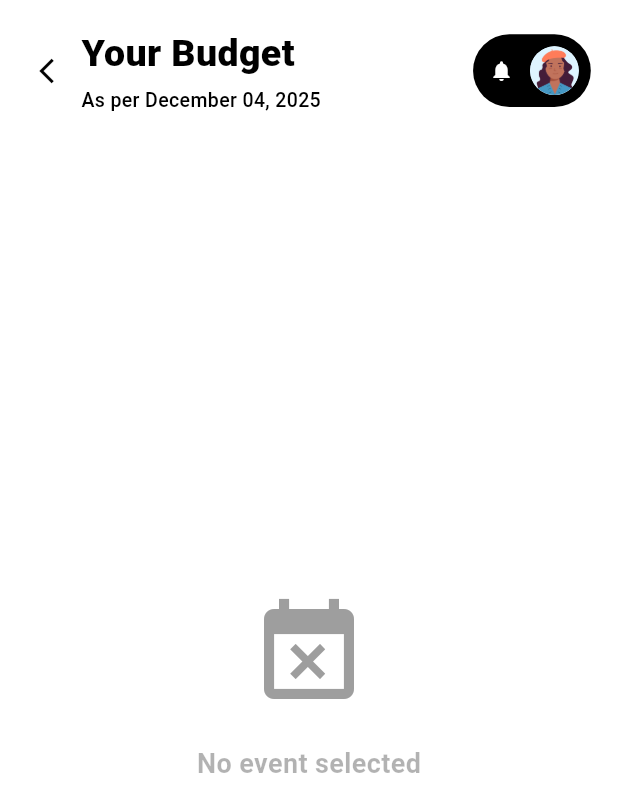
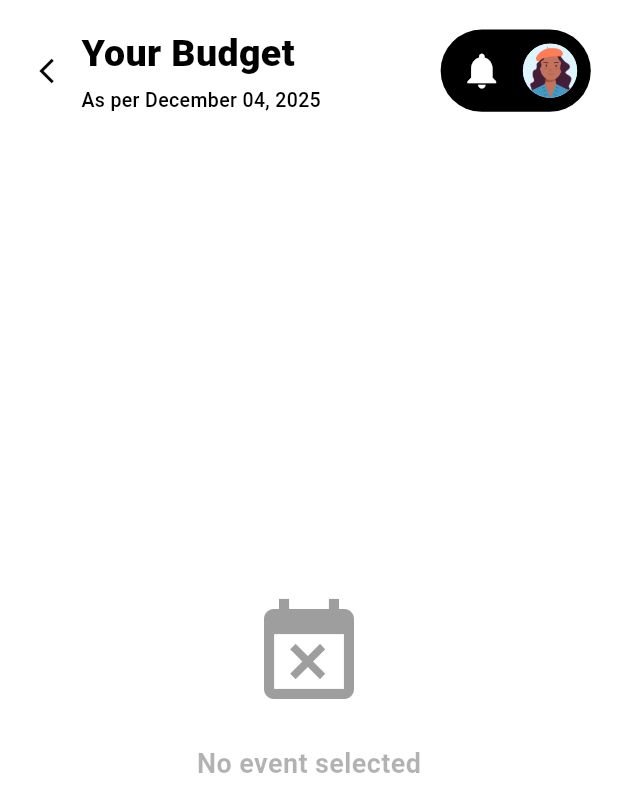
Before and after one commit to dipwaaaa/Orient, a Flutter app: the BudgetScreen screen opened directly, on a phone screen of 412 x 824 dp. Shown: the top 812 px of the screen. Run offline on Flutter 3.47's test engine with Material 3 defaults, Android fonts, the light colour scheme and no system bars; our stand-ins replace cloud_firestore, file_picker, firebase_auth, firebase_core, firebase_storage, google_sign_in and 1 more; missing offline and left inert: encrypt; accounts and stored records are empty; Roboto replaces fonts that are missing (SF Pro).

Commit message:
fix: ui komponen

```diff
--- a/lib/screen/home/budget/budget_screen.dart
+++ b/lib/screen/home/budget/budget_screen.dart
@@ -233,49 +233,47 @@ class _BudgetScreenState extends State<BudgetScreen> {
             ),
           ),
           Container(
-            padding: const EdgeInsets.all(8),
+            padding: EdgeInsets.all(screenWidth * 0.022),
             decoration: BoxDecoration(
               color: Colors.black,
-              borderRadius: BorderRadius.circular(30),
+              borderRadius: BorderRadius.circular(screenWidth * 0.069),
             ),
             child: Row(
+              mainAxisSize: MainAxisSize.min,
               children: [
+                // Notification Icon
                 Container(
-                  width: 22,
-                  height: 22,
-                  decoration: const BoxDecoration(
+                  width: screenWidth * 0.089,
+                  height: screenWidth * 0.089,
+                  decoration: BoxDecoration(
                     color: Colors.black,
                     shape: BoxShape.circle,
                   ),
-                  child: const Icon(
+                  child: Icon(
                     Icons.notifications,
                     color: Colors.white,
-                    size: 16,
+                    size: screenWidth * 0.069,
                   ),
                 ),
-                const SizedBox(width: 8),
+                SizedBox(width: screenWidth * 0.022),
+
+                // Avatar - Tap to show ProfileMenu
                 GestureDetector(
+                  behavior: HitTestBehavior.opaque,
                   onTap: () {
+                    debugPrint('Profile avatar tapped');
+                    if (_authService.currentUser == null) {
+                      ScaffoldMessenger.of(context).showSnackBar(
+                        SnackBar(content: Text('Please login first')),
+                      );
+                      return;
+                    }
+                    // Open ProfileMenu
                     ProfileMenu.show(context, _authService, _username);
                   },
-                  child: Container(
-                    width: 32.5,
-                    height: 32.5,
-                    decoration: const BoxDecoration(
-                      shape: BoxShape.circle,
-                      color: Color(0xFFDEF3FF),
-                    ),
-                    child: ClipOval(
-                      child: _authService.currentUser?.photoURL != null
-                          ? Image.network(
-                        _authService.currentUser!.photoURL!,
-                        fit: BoxFit.cover,
-                      )
-                          : Image.asset(
-                        'assets/image/AvatarKimmy.png',
-                        fit: BoxFit.cover,
-                      ),
-                    ),
+                  child: AvatarWidgetCompact(
+                    authService: _authService,
+                    username: _username,
                   ),
                 ),
               ],
```
Also changed, not shown: lib/screen/home/task/task_page_screen.dart (+4 -22 lines), lib/screen/home/vendor/vendorPageScreen.dart (+3 -18 lines).
